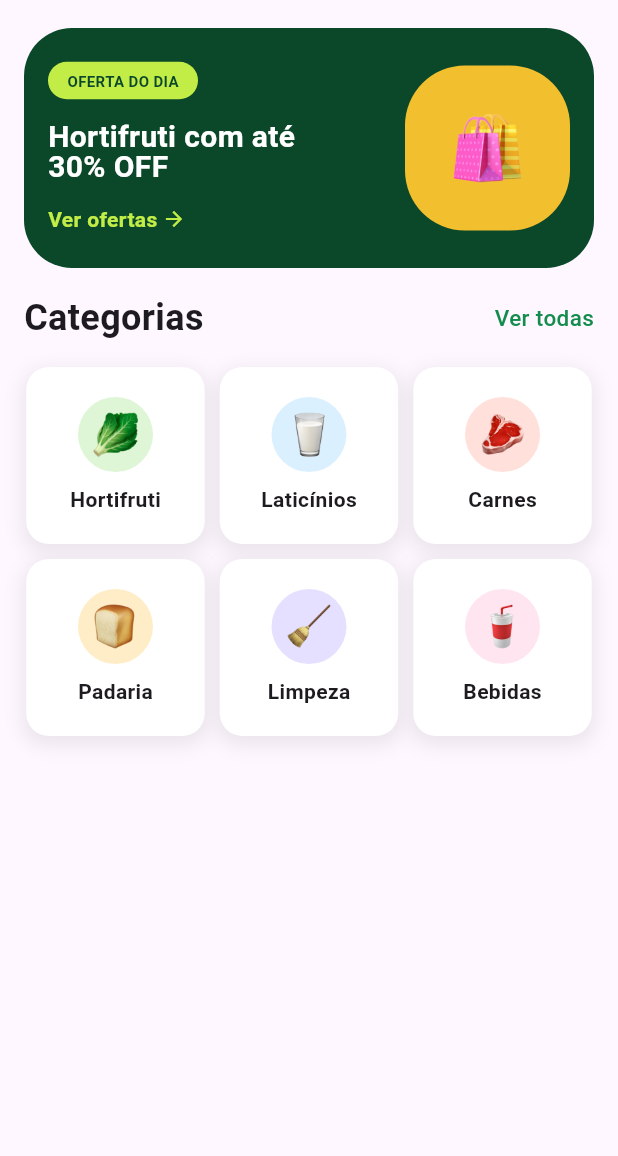
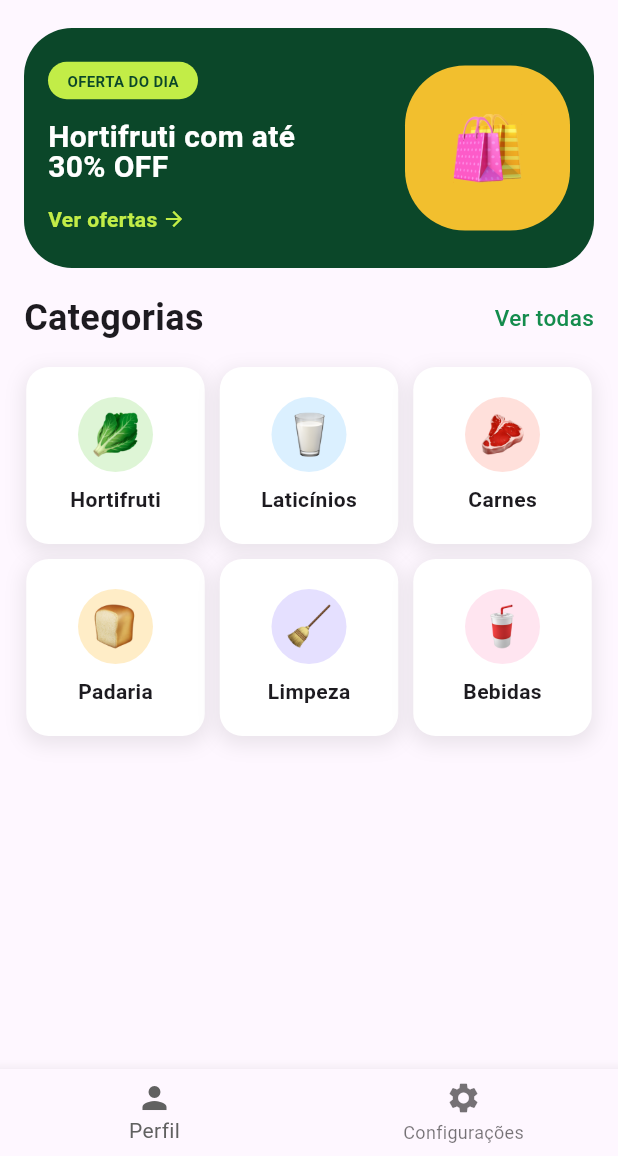
Before and after one commit to rafaeljordani/Telas_de_sistemas_de_mercado_em_flutter, a Flutter app: the screen it shows after launch, on a phone screen of 412 x 824 dp, the part 80-1236 px from its top. Run offline on Flutter 3.47's test engine with Material 3 defaults, Android fonts, the phone set to English and light mode, and no system bars.

Commit message:
feture/adicionado navBar

```diff
--- a/lib/main.dart
+++ b/lib/main.dart
@@ -200,6 +200,16 @@ class MainApp extends StatelessWidget {
             ],
           ),
         ),
+        bottomNavigationBar: BottomNavigationBar(
+          selectedItemColor: Colors.grey.shade700,
+          items: const [
+            BottomNavigationBarItem(icon: Icon(Icons.person), label: 'Perfil'),
+            BottomNavigationBarItem(
+              icon: Icon(Icons.settings),
+              label: 'Configurações',
+            ),
+          ],
+        ),
       ),
     );
   }
```
